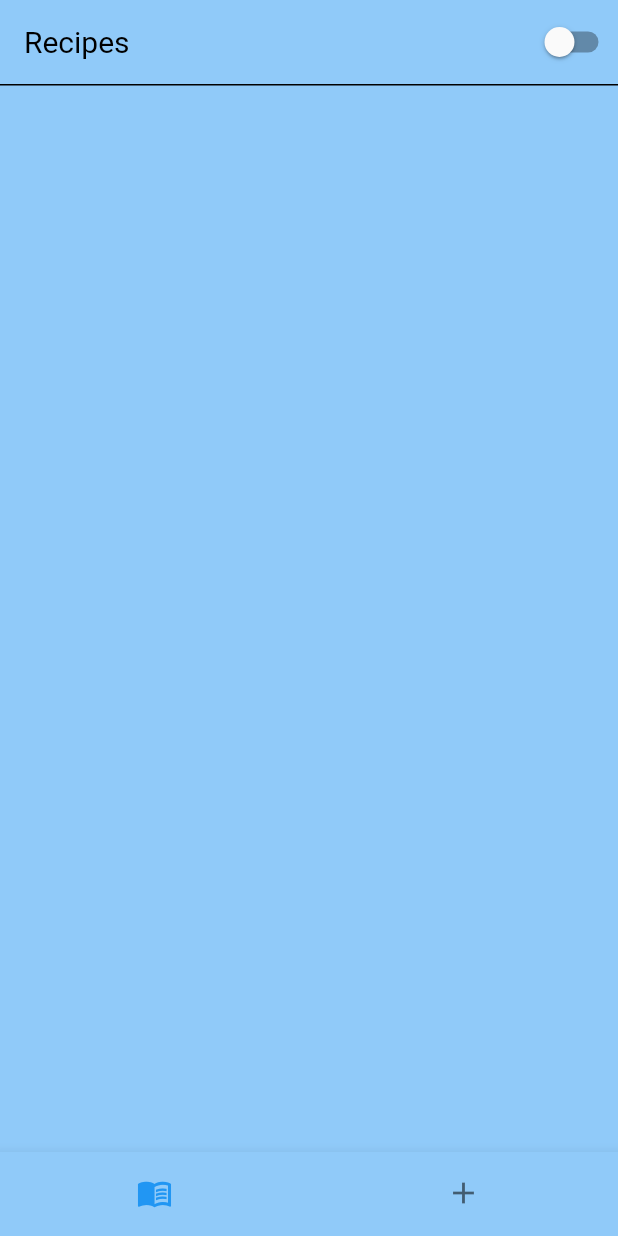
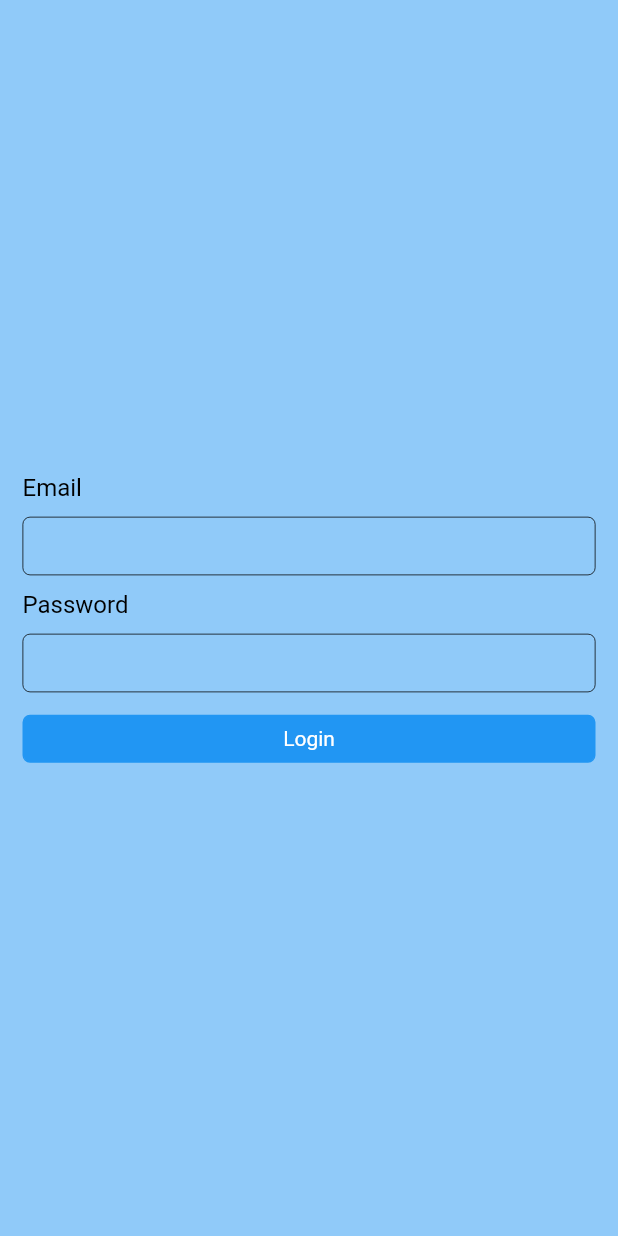
Before and after one commit to alexn62/pocket-chef, a Flutter app: the screen it shows after launch, on a phone screen of 412 x 824 dp. Run offline on Flutter 3.47's test engine with Material 2 defaults, Android fonts, the phone set to English and light mode, and no system bars; our stand-ins replace cloud_firestore, firebase_core, get, get_it, shared_preferences; accounts and stored records are empty.

Commit message:
started loginscreen

```diff
--- /dev/null
+++ b/lib/Screens/LoginScreen.dart
@@ -0,0 +1,55 @@
+import 'package:flutter/material.dart';
+import 'package:personal_recipes/Constants/Spacing.dart';
+import 'package:personal_recipes/Screens/BaseView.dart';
+import 'package:personal_recipes/ViewModels/LoginViewModel.dart';
+import 'package:personal_recipes/Widgets/CustomTextFormField.dart';
+import 'package:personal_recipes/Widgets/GenericButton.dart';
+
+class LoginScreen extends StatelessWidget {
+  const LoginScreen({Key? key}) : super(key: key);
+
+  @override
+  Widget build(BuildContext context) {
+    return BaseView<LoginViewModel>(
+        builder: (context, model, child) => Scaffold(
+            backgroundColor: Theme.of(context).backgroundColor,
+            body: Center(
+              child: Container(
+                margin: const EdgeInsets.all(15),
+                child: Column(
+                  mainAxisSize: MainAxisSize.min,
+                  mainAxisAlignment: MainAxisAlignment.spaceAround,
+                  crossAxisAlignment: CrossAxisAlignment.start,
+                  children: [
+                    Text(
+                      'Email',
+                      style: TextStyle(
+                        color: Theme.of(context).primaryColor,
+                        fontSize: 16,
+                      ),
+                    ),
+                    vSmallSpace,
+                    CustomTextFormField(onChanged: (_) {}),
+                    vSmallSpace,
+                    Text(
+                      'Password',
+                      style: TextStyle(
+                        color: Theme.of(context).primaryColor,
+                        fontSize: 16,
+                      ),
+                    ),
+                    vSmallSpace,
+                    CustomTextFormField(onChanged: (_) {}),
+                    vRegularSpace,
+                    GenericButton(
+                      onTap: () {},
+                      title: 'Login',
+                      positive: true,
+                      stretch: true,
+                    ),
+                  ],
+                ),
+              ),
+            )));
+  }
+}
--- /dev/null
+++ b/lib/ViewModels/LoginViewModel.dart
@@ -0,0 +1,5 @@
+import 'package:personal_recipes/ViewModels/BaseViewModel.dart';
+
+class LoginViewModel extends BaseViewModel{
+
+}
--- a/lib/locator.dart
+++ b/lib/locator.dart
@@ -5,6 +5,7 @@ import 'package:personal_recipes/Services/SharedPrefs.dart';
 import 'package:personal_recipes/ViewModels/AddRecipeViewModel.dart';
 import 'Services/Api.dart';
 import 'Services/GeneralServices.dart';
+import 'ViewModels/LoginViewModel.dart';
 import 'ViewModels/RecipeViewModel.dart';
 import 'ViewModels/RecipesViewModel.dart';
 
@@ -18,6 +19,7 @@ setupLocator() {
   locator.registerLazySingleton(() => NavigationService());
   locator.registerLazySingleton(() => RecipesService());
   // ViewModels
+  locator.registerFactory(() => LoginViewModel());
   locator.registerFactory(() => RecipeViewModel(null));
   locator.registerFactory(() => RecipesViewModel());
   locator.registerFactory(() => AddRecipeViewModel());
--- a/lib/main.dart
+++ b/lib/main.dart
@@ -6,7 +6,8 @@ import 'package:personal_recipes/Services/NavigationService.dart';
 import 'package:personal_recipes/locator.dart';
 import 'package:provider/provider.dart';
 import 'Router.dart' as router;
-import 'Screens/MainScreen.dart';
+import 'Screens/LoginScreen.dart';
+// import 'Screens/MainScreen.dart';
 import 'Services/GeneralServices.dart';
 import 'Services/SharedPrefs.dart';
 
@@ -33,7 +34,7 @@ class MyApp extends StatelessWidget {
               themeMode: model.themeMode,
               darkTheme: darkTheme,
               theme: lightTheme,
-              home: const MainScreen());
+              home: const LoginScreen());
         }));
   }
 }
--- a/pubspec.yaml
+++ b/pubspec.yaml
@@ -40,6 +40,7 @@ dependencies:
   get: ^4.3.8
   firebase_core: ^1.8.0
   cloud_firestore: ^2.5.4
+  flutter_keyboard_visibility: ^5.1.0
 
 dev_dependencies:
   flutter_test:
```
Also changed, not shown: lib/Screens/AddRecipeScreen.dart (+13 -6 lines), lib/Services/RecipesService.dart (+13 -7 lines), lib/ViewModels/AddRecipeViewModel.dart (+8 -24 lines), pubspec.lock.
